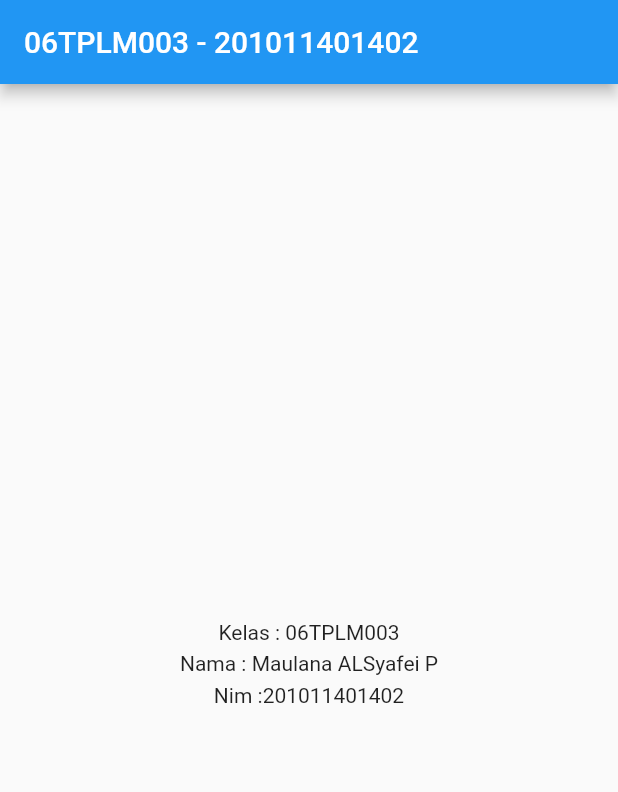
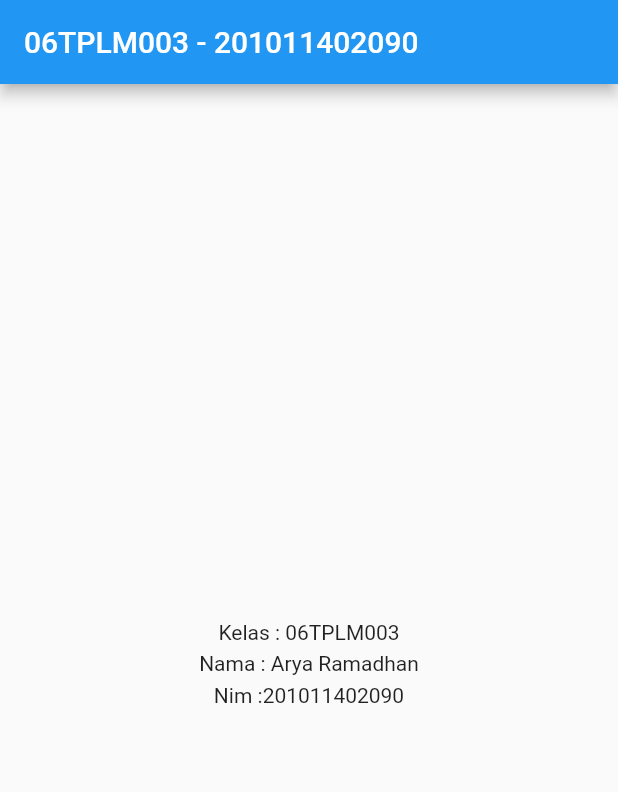
Before and after one commit to maulanapermana/tugasmp2, a Flutter app: the screen it shows after launch, on a phone screen of 412 x 824 dp. Shown: the top 792 px of the screen. Run offline on Flutter 3.47's test engine with Material 2 defaults, Android fonts, the phone set to English and light mode, and no system bars.

Commit message:
first commit

```diff
--- a/lib/main.dart
+++ b/lib/main.dart
@@ -11,12 +11,12 @@ class MyApp extends StatelessWidget {
   @override
   Widget build(BuildContext context) {
     return MaterialApp(
-      title: '201011401402',
+      title: '201011402090',
       theme: ThemeData(
 
         primarySwatch: Colors.blue,
       ),
-      home: const MyHomePage(title: '06TPLM003 - 201011401402'),
+      home: const MyHomePage(title: '06TPLM003 - 201011402090'),
     );
   }
 }
@@ -65,13 +65,13 @@ class _MyHomePageState extends State<MyHomePage> {
             height: 5,
             ),
              const Text(
-              'Nama : Maulana ALSyafei P',
+              'Nama : Arya Ramadhan',
             ),
             SizedBox(
             height: 5,
             ),
              const Text(
-              'Nim :201011401402',
+              'Nim :201011402090',
             ),
 
           ],
```
